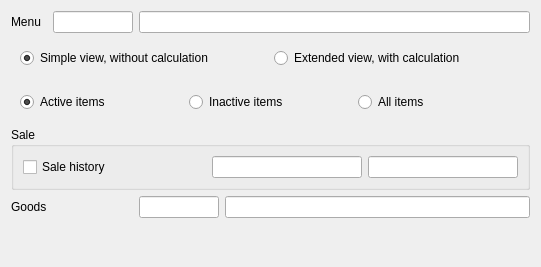
Old version of the form Reports/cr5dishpriceselfcostfilter.ui in the repository End1-1/Cafe5.
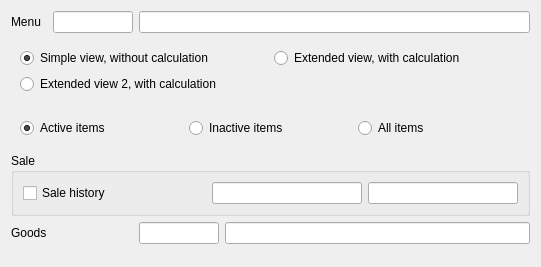
New version of the form. Custom widgets are drawn as their Qt base class.

The edit to the form file:
```diff
--- a/Reports/cr5dishpriceselfcostfilter.ui
+++ b/Reports/cr5dishpriceselfcostfilter.ui
@@ -60,6 +60,13 @@
         </property>
        </widget>
       </item>
+      <item row="1" column="1">
+       <widget class="QRadioButton" name="rbExtendedView_2">
+        <property name="text">
+         <string>Extended view 2, with calculation</string>
+        </property>
+       </widget>
+      </item>
      </layout>
     </widget>
    </item>
@@ -224,16 +231,16 @@
   </layout>
  </widget>
  <customwidgets>
-  <customwidget>
-   <class>C5DateEdit</class>
-   <extends>QLineEdit</extends>
-   <header location="global">c5dateedit.h</header>
-  </customwidget>
   <customwidget>
    <class>C5LineEditWithSelector</class>
    <extends>QLineEdit</extends>
    <header location="global">c5lineeditwithselector.h</header>
   </customwidget>
+  <customwidget>
+   <class>C5DateEdit</class>
+   <extends>QLineEdit</extends>
+   <header location="global">c5dateedit.h</header>
+  </customwidget>
  </customwidgets>
  <tabstops>
   <tabstop>leMenu</tabstop>
```
